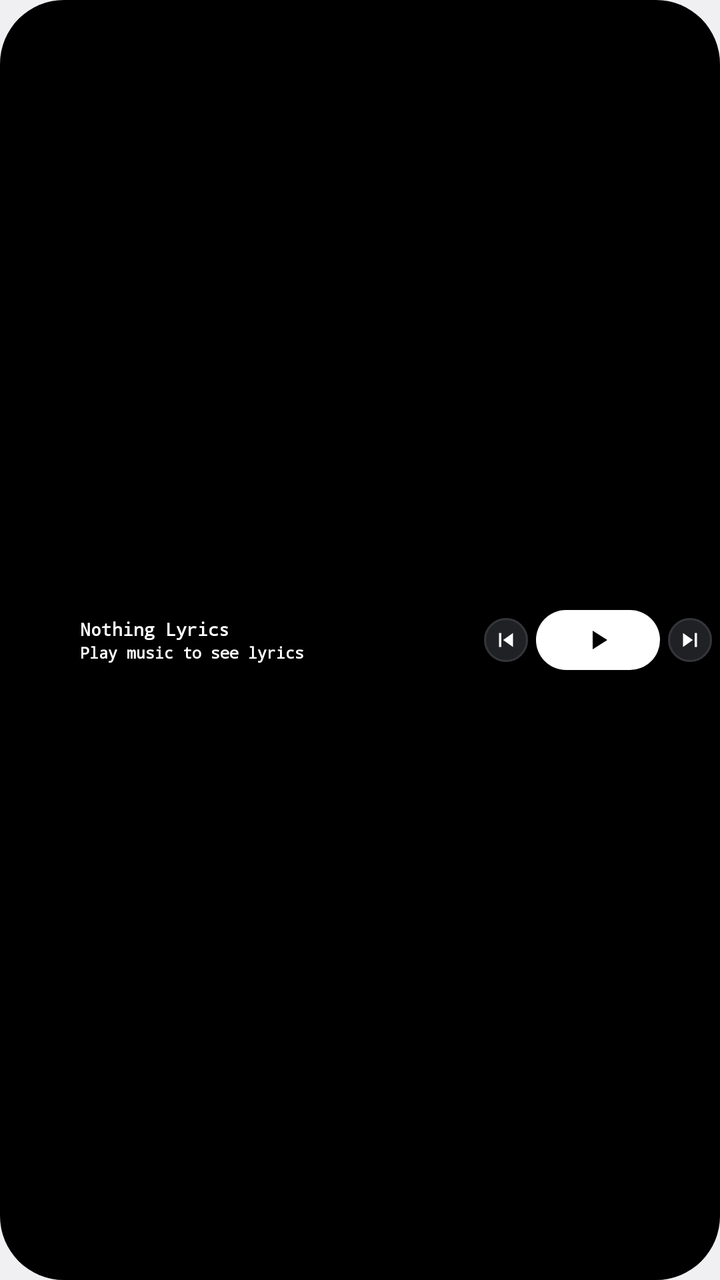
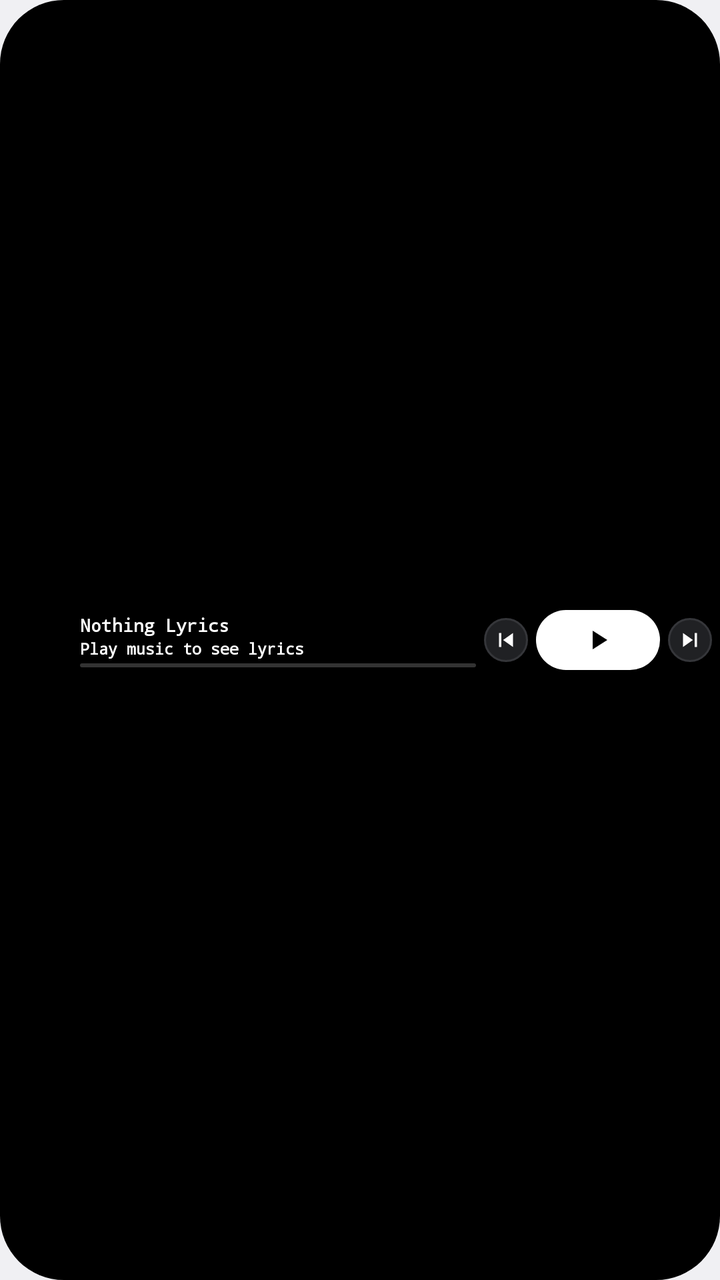

The first picture is an Android layout as it rendered before a commit; the second is the same layout after the commit. The layout source and the unified diff follow.
<!-- AndroidManifest.xml: application theme android:Theme.DeviceDefault.Light.NoActionBar -->
<!-- res/layout/widget_player_strip.xml -->
<?xml version="1.0" encoding="utf-8"?>
<LinearLayout xmlns:android="http://schemas.android.com/apk/res/android"
    android:layout_width="match_parent"
    android:layout_height="match_parent"
    android:orientation="horizontal"
    android:background="@drawable/widget_background"
    android:padding="4dp"
    android:gravity="center_vertical">

    <ImageView
        android:id="@+id/widget_player_disc"
        android:layout_width="28dp"
        android:layout_height="28dp"
        android:contentDescription="Album art"
        android:scaleType="fitXY" />

    <LinearLayout
        android:layout_width="0dp"
        android:layout_height="wrap_content"
        android:layout_weight="1"
        android:orientation="vertical"
        android:layout_marginStart="8dp">

        <TextView
            android:id="@+id/widget_title"
            android:layout_width="match_parent"
            android:layout_height="wrap_content"
            android:ellipsize="end"
            android:fontFamily="monospace"
            android:singleLine="true"
            android:text="Nothing Lyrics"
            android:textColor="#FFFFFF"
            android:textSize="9sp"
            android:textStyle="bold" />

        <TextView
            android:id="@+id/widget_lyric_line1"
            android:layout_width="match_parent"
            android:layout_height="wrap_content"
            android:ellipsize="end"
            android:fontFamily="monospace"
            android:singleLine="true"
            android:text="Play music to see lyrics"
            android:textColor="#FFFFFF"
            android:textSize="8sp"
            android:textStyle="bold" />
    </LinearLayout>

    <ImageButton
        android:id="@+id/widget_player_prev"
        android:layout_width="22dp"
        android:layout_height="22dp"
        android:layout_marginStart="4dp"
        android:background="@drawable/widget_button_background"
        android:contentDescription="Previous"
        android:padding="4dp"
        android:scaleType="centerInside"
        android:src="@drawable/ic_widget_prev" />

    <ImageButton
        android:id="@+id/widget_player_play_pause"
        android:layout_width="62dp"
        android:layout_height="30dp"
        android:layout_marginStart="4dp"
        android:background="@drawable/widget_button_primary"
        android:contentDescription="Play or pause"
        android:padding="7dp"
        android:scaleType="centerInside"
        android:src="@drawable/ic_widget_play" />

    <ImageButton
        android:id="@+id/widget_player_next"
        android:layout_width="22dp"
        android:layout_height="22dp"
        android:layout_marginStart="4dp"
        android:background="@drawable/widget_button_background"
        android:contentDescription="Next"
        android:padding="4dp"
        android:scaleType="centerInside"
        android:src="@drawable/ic_widget_next" />

</LinearLayout>
<!-- resources referenced by this layout -->
<resources>
  <!-- drawable ic_widget_next (drawable) -->
  <?xml version="1.0" encoding="utf-8"?>
  <vector xmlns:android="http://schemas.android.com/apk/res/android"
      android:width="24dp"
      android:height="24dp"
      android:viewportWidth="24"
      android:viewportHeight="24">
      <path
          android:fillColor="#FFFFFFFF"
          android:pathData="M6,18l8.5,-6L6,6v12zM16,6v12h2L18,6h-2z" />
  </vector>
  <!-- drawable ic_widget_play (drawable) -->
  <?xml version="1.0" encoding="utf-8"?>
  <vector xmlns:android="http://schemas.android.com/apk/res/android"
      android:width="24dp"
      android:height="24dp"
      android:viewportWidth="24"
      android:viewportHeight="24">
      <path
          android:fillColor="#FF000000"
          android:pathData="M8,5v14l11,-7z" />
  </vector>
  <!-- drawable ic_widget_prev (drawable) -->
  <?xml version="1.0" encoding="utf-8"?>
  <vector xmlns:android="http://schemas.android.com/apk/res/android"
      android:width="24dp"
      android:height="24dp"
      android:viewportWidth="24"
      android:viewportHeight="24">
      <path
          android:fillColor="#FFFFFFFF"
          android:pathData="M6,6h2v12L6,18L6,6zM9.5,12l8.5,6L18,6l-8.5,6z" />
  </vector>
  <!-- drawable widget_background (drawable) -->
  <?xml version="1.0" encoding="utf-8"?>
  <shape xmlns:android="http://schemas.android.com/apk/res/android"
      android:shape="rectangle">
      
      <solid android:color="#FF000000" />
      <corners android:radius="32dp" />
  </shape>
  <!-- drawable widget_button_background (drawable) -->
  <?xml version="1.0" encoding="utf-8"?>
  <shape xmlns:android="http://schemas.android.com/apk/res/android"
      android:shape="oval">
      <solid android:color="#FF202124" />
      <stroke
          android:width="1dp"
          android:color="#FF35363A" />
  </shape>
  <!-- drawable widget_button_primary (drawable) -->
  <?xml version="1.0" encoding="utf-8"?>
  <shape xmlns:android="http://schemas.android.com/apk/res/android"
      android:shape="rectangle">
      <solid android:color="#FFFFFFFF" />
      <corners android:radius="25dp" />
  </shape>
</resources>

<!-- the commit's change to res/layout/widget_player_strip.xml (unified diff, before → after) -->
@@ -44,6 +44,17 @@
             android:textColor="#FFFFFF"
             android:textSize="8sp"
             android:textStyle="bold" />
+
+        <ProgressBar
+            android:id="@+id/widget_player_progress"
+            style="@android:style/Widget.ProgressBar.Horizontal"
+            android:layout_width="match_parent"
+            android:layout_height="2dp"
+            android:layout_marginTop="2dp"
+            android:indeterminate="false"
+            android:max="10000"
+            android:progress="0"
+            android:progressDrawable="@drawable/widget_progress" />
     </LinearLayout>
 
     <ImageButton
<!-- resource entries referenced after the edit -->
@@ -57,5 +57,23 @@
       <solid android:color="#FFFFFFFF" />
       <corners android:radius="25dp" />
   </shape>
+  <!-- drawable widget_progress (drawable) -->
+  <?xml version="1.0" encoding="utf-8"?>
+  <layer-list xmlns:android="http://schemas.android.com/apk/res/android">
+      <item android:id="@android:id/background">
+          <shape android:shape="rectangle">
+              <solid android:color="#33FFFFFF" />
+              <corners android:radius="2dp" />
+          </shape>
+      </item>
+      <item android:id="@android:id/progress">
+          <clip>
+              <shape android:shape="rectangle">
+                  <solid android:color="#FFFFFFFF" />
+                  <corners android:radius="2dp" />
+              </shape>
+          </clip>
+      </item>
+  </layer-list>
 </resources>
 
